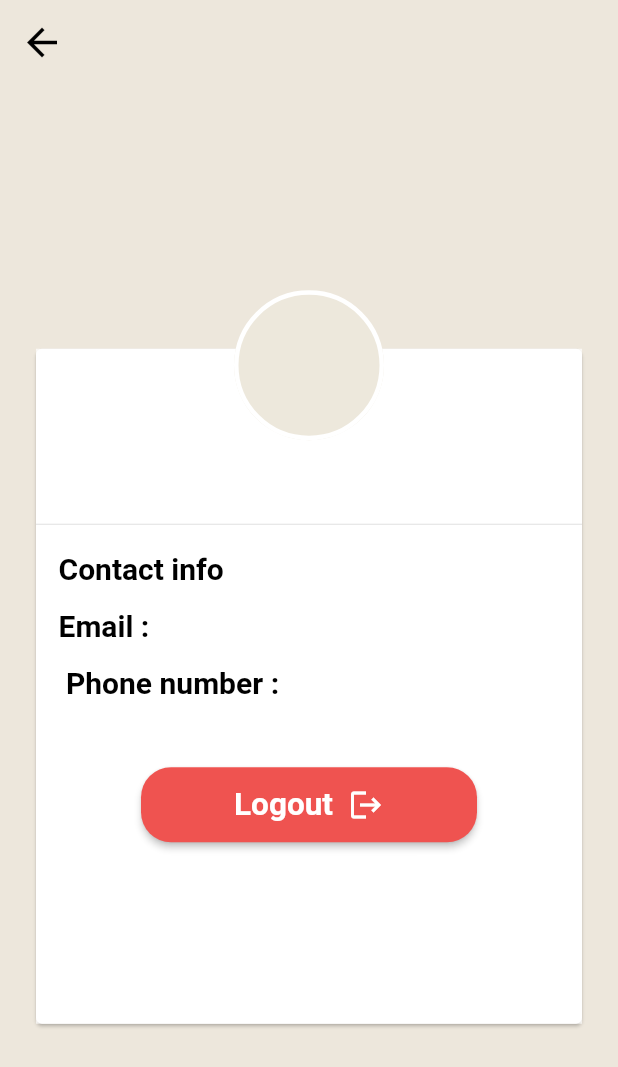
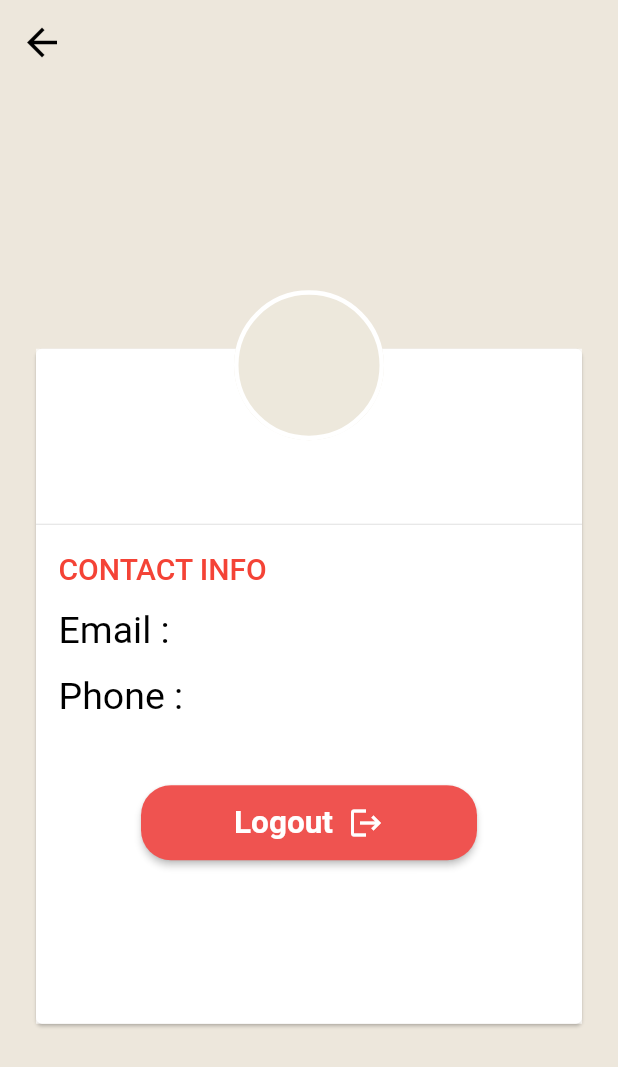
Before and after one commit to AmerDawood/Task-App---Firebase, a Flutter app: the ProfileScreen screen opened directly with empty values, on a phone screen of 412 x 824 dp. Shown: the top 1067 px of the screen. Run offline on Flutter 3.47's test engine with Material 2 defaults, Android fonts, the phone set to English and light mode, and no system bars; our stand-ins replace cached_network_image, cloud_firestore, firebase_auth, firebase_core, firebase_storage, image_cropper and 1 more; accounts and stored records are empty; network calls fail.

Commit message:
final complete project

```diff
--- a/lib/scereens/app_screen.dart
+++ b/lib/scereens/app_screen.dart
@@ -80,7 +80,17 @@ class _AppScreenState extends State<AppScreen> {
               );
             } else {
               return Center(
-                child: Text('No tasks found'),
+                child:Column(
+                  mainAxisAlignment: MainAxisAlignment.center,
+                  children: [
+                    Icon(Icons.report_problem,color: Colors.grey,size: 70,),
+                    Text('No tasks found',
+                    style: TextStyle(
+                      fontSize: 20,
+                      color: Colors.grey,
+                    ),)
+                  ],
+                ),
               );
             }
           }
--- a/lib/scereens/profile_screen.dart
+++ b/lib/scereens/profile_screen.dart
@@ -4,6 +4,7 @@ import 'package:cloud_firestore/cloud_firestore.dart';
 import 'package:firebase_auth/firebase_auth.dart';
 import 'package:flutter/cupertino.dart';
 import 'package:flutter/material.dart';
+import 'package:flutter/widgets.dart';
 import 'package:url_launcher/url_launcher.dart';
 
 class ProfileScreen extends StatefulWidget {
@@ -99,14 +100,35 @@ class _ProfileScreenState extends State<ProfileScreen> {
                           fullName,
                           style: TextStyle(
                             fontSize: 25,
-                            color: Colors.black,
+                            color: Colors.brown,
                             fontWeight: FontWeight.bold,
                           ),
                         ),
                         Divider(),
-                        TextInProfile(text: 'Contact info'),
-                        TextInProfile(text: 'Email : ${email}'),
-                        TextInProfile(text: ' Phone number : ${phoneNumber}'),
+                    Row(
+                      children: [
+                        Padding(
+                          padding: const EdgeInsets.only(left: 15, top: 10, bottom: 5),
+                          child: Text(
+                            'CONTACT INFO',
+                            style: TextStyle(
+                              fontSize: 20,
+                              color:Colors.red,
+                              fontWeight: FontWeight.w500,
+                            ),
+                          ),
+                        ),
+                      ],
+                    ),
+                        Text_information(
+                          text: 'Email : ',
+                          information: email,
+                        ),
+                        Text_information(
+                          text: 'Phone : ',
+                          information: phoneNumber,
+                        ),
+
                       SizedBox(height: 30,),
                         isSameUser?Container():Padding(
                           padding: const EdgeInsets.only(
@@ -159,7 +181,9 @@ class _ProfileScreenState extends State<ProfileScreen> {
                                 borderRadius: BorderRadius.circular(20),
                               ),
                             ),
-                            onPressed: () {},
+                            onPressed: () {
+                              Navigator.pushReplacementNamed(context, '/app_screen');
+                            },
                             child: Row(
                               mainAxisAlignment: MainAxisAlignment.center,
                               children: [
@@ -255,6 +279,45 @@ class _ProfileScreenState extends State<ProfileScreen> {
 
 }
 
+class Text_information extends StatelessWidget {
+  final String text;
+  final String information;
+  Text_information({
+    required this.text,
+    required this.information,
+});
+
+  @override
+  Widget build(BuildContext context) {
+    return Row(
+      children: [
+        Padding(
+          padding: const EdgeInsets.only(left: 15, top: 10, bottom: 5),
+          child:RichText(
+            text: TextSpan(
+              text: text,
+              style:TextStyle(
+                fontWeight: FontWeight.w400,
+                color: Colors.black,
+                fontSize: 25,
+              ),
+              children:[
+                TextSpan(text: information,
+                    style: TextStyle(
+                      fontSize: 19,
+                      color: Colors.brown,
+                      fontWeight: FontWeight.w500,
+                    )
+                ),
+              ],
+            ),
+          )
+        ),
+      ],
+    );
+  }
+}
+
 class CircelAvatarSocialImage extends StatelessWidget {
   final String imageUrl;
   final Color backColor;
@@ -295,28 +358,3 @@ class CircelAvatarSocialImage extends StatelessWidget {
     );
   }
 }
-
-class TextInProfile extends StatelessWidget {
-  final String text;
-
-  TextInProfile({required this.text});
-
-  @override
-  Widget build(BuildContext context) {
-    return Row(
-      children: [
-        Padding(
-          padding: const EdgeInsets.only(left: 15, top: 10, bottom: 5),
-          child: Text(
-            text,
-            style: TextStyle(
-              fontSize: 20,
-              color: Colors.black,
-              fontWeight: FontWeight.bold,
-            ),
-          ),
-        ),
-      ],
-    );
-  }
-}
```
